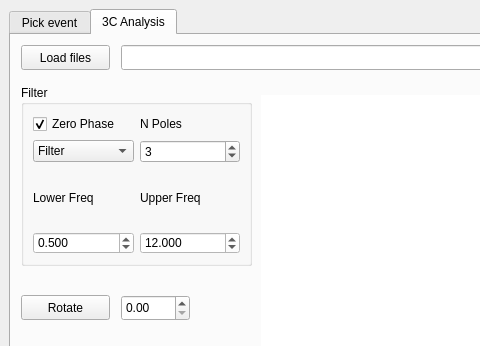
Before: the Qt Designer form isp/resources/designer_uis/EarthquakeAnalysisFrame.ui in ProjectISP/ISP, drawn with Qt 5; both pictures show x 0 to 480 and y 0 to 346 of the 1201 by 708 pixel window.
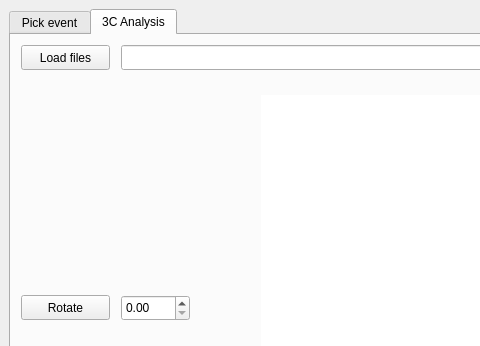
After: the same form once the commit is applied. The open tabs and pages were chosen to show the change.

Patch:
```diff
--- a/isp/resources/designer_uis/EarthquakeAnalysisFrame.ui
+++ b/isp/resources/designer_uis/EarthquakeAnalysisFrame.ui
@@ -371,140 +371,6 @@
          <string>Load files</string>
         </property>
        </widget>
-       <widget class="QGroupBox" name="groupBox_3">
-        <property name="geometry">
-         <rect>
-          <x>10</x>
-          <y>50</y>
-          <width>231</width>
-          <height>181</height>
-         </rect>
-        </property>
-        <property name="title">
-         <string>Filter</string>
-        </property>
-        <layout class="QGridLayout" name="gridLayout_3">
-         <item row="3" column="1">
-          <widget class="QDoubleSpinBox" name="Freq2p1_2">
-           <property name="styleSheet">
-            <string notr="true">background-color: rgb(255, 255, 255);</string>
-           </property>
-           <property name="decimals">
-            <number>3</number>
-           </property>
-           <property name="minimum">
-            <double>0.001000000000000</double>
-           </property>
-           <property name="maximum">
-            <double>10000.000000000000000</double>
-           </property>
-           <property name="value">
-            <double>12.000000000000000</double>
-           </property>
-          </widget>
-         </item>
-         <item row="2" column="0">
-          <widget class="QLabel" name="label_8">
-           <property name="text">
-            <string>Lower Freq</string>
-           </property>
-          </widget>
-         </item>
-         <item row="1" column="0">
-          <widget class="QComboBox" name="comboBox_3">
-           <item>
-            <property name="text">
-             <string>Filter</string>
-            </property>
-           </item>
-           <item>
-            <property name="text">
-             <string>Bandpass</string>
-            </property>
-           </item>
-           <item>
-            <property name="text">
-             <string>Lowpass</string>
-            </property>
-           </item>
-          </widget>
-         </item>
-         <item row="0" column="1">
-          <widget class="QLabel" name="label_9">
-           <property name="text">
-            <string>N Poles</string>
-           </property>
-          </widget>
-         </item>
-         <item row="2" column="1">
-          <widget class="QLabel" name="label_10">
-           <property name="text">
-            <string>Upper Freq</string>
-           </property>
-          </widget>
-         </item>
-         <item row="3" column="0">
-          <widget class="QDoubleSpinBox" name="Freq1p1_2">
-           <property name="sizePolicy">
-            <sizepolicy hsizetype="Minimum" vsizetype="Fixed">
-             <horstretch>0</horstretch>
-             <verstretch>0</verstretch>
-            </sizepolicy>
-           </property>
-           <property name="minimumSize">
-            <size>
-             <width>0</width>
-             <height>0</height>
-            </size>
-           </property>
-           <property name="styleSheet">
-            <string notr="true">background-color: rgb(255, 255, 255);</string>
-           </property>
-           <property name="decimals">
-            <number>3</number>
-           </property>
-           <property name="minimum">
-            <double>0.001000000000000</double>
-           </property>
-           <property name="maximum">
-            <double>10000.000000000000000</double>
-           </property>
-           <property name="value">
-            <double>0.500000000000000</double>
-           </property>
-          </widget>
-         </item>
-         <item row="0" column="0">
-          <widget class="QCheckBox" name="checkBox_3">
-           <property name="enabled">
-            <bool>true</bool>
-           </property>
-           <property name="text">
-            <string>Zero Phase</string>
-           </property>
-           <property name="checked">
-            <bool>true</bool>
-           </property>
-           <property name="tristate">
-            <bool>false</bool>
-           </property>
-          </widget>
-         </item>
-         <item row="1" column="1">
-          <widget class="QSpinBox" name="spinBox_2">
-           <property name="minimum">
-            <number>1</number>
-           </property>
-           <property name="maximum">
-            <number>6</number>
-           </property>
-           <property name="value">
-            <number>3</number>
-           </property>
-          </widget>
-         </item>
-        </layout>
-       </widget>
        <widget class="QWidget" name="widget_3" native="true">
         <property name="geometry">
          <rect>
@@ -597,6 +463,40 @@
          <enum>Qt::LocalTime</enum>
         </property>
        </widget>
+       <widget class="QWidget" name="filter3CAWidget" native="true">
+        <property name="geometry">
+         <rect>
+          <x>10</x>
+          <y>60</y>
+          <width>221</width>
+          <height>191</height>
+         </rect>
+        </property>
+        <layout class="QVBoxLayout" name="verticalLayout_8">
+         <property name="spacing">
+          <number>1</number>
+         </property>
+         <property name="leftMargin">
+          <number>1</number>
+         </property>
+         <property name="topMargin">
+          <number>1</number>
+         </property>
+         <property name="rightMargin">
+          <number>1</number>
+         </property>
+         <property name="bottomMargin">
+          <number>1</number>
+         </property>
+         <item>
+          <layout class="QVBoxLayout" name="verticalLayout_7">
+           <property name="spacing">
+            <number>0</number>
+           </property>
+          </layout>
+         </item>
+        </layout>
+       </widget>
       </widget>
      </widget>
     </item>
```
